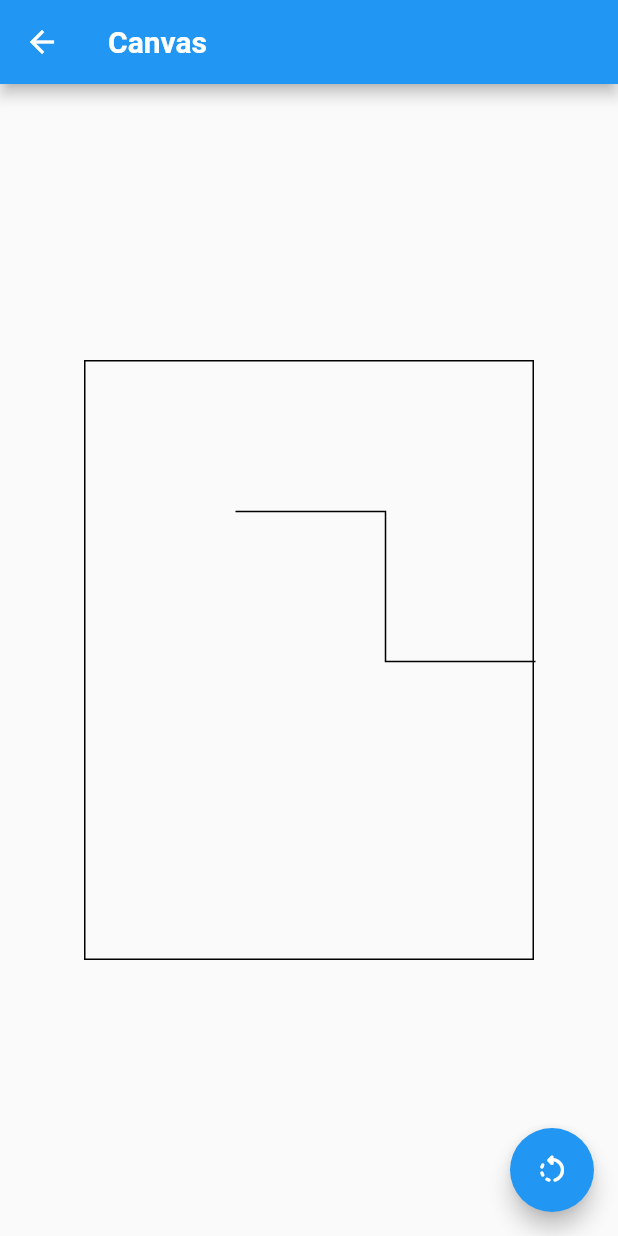
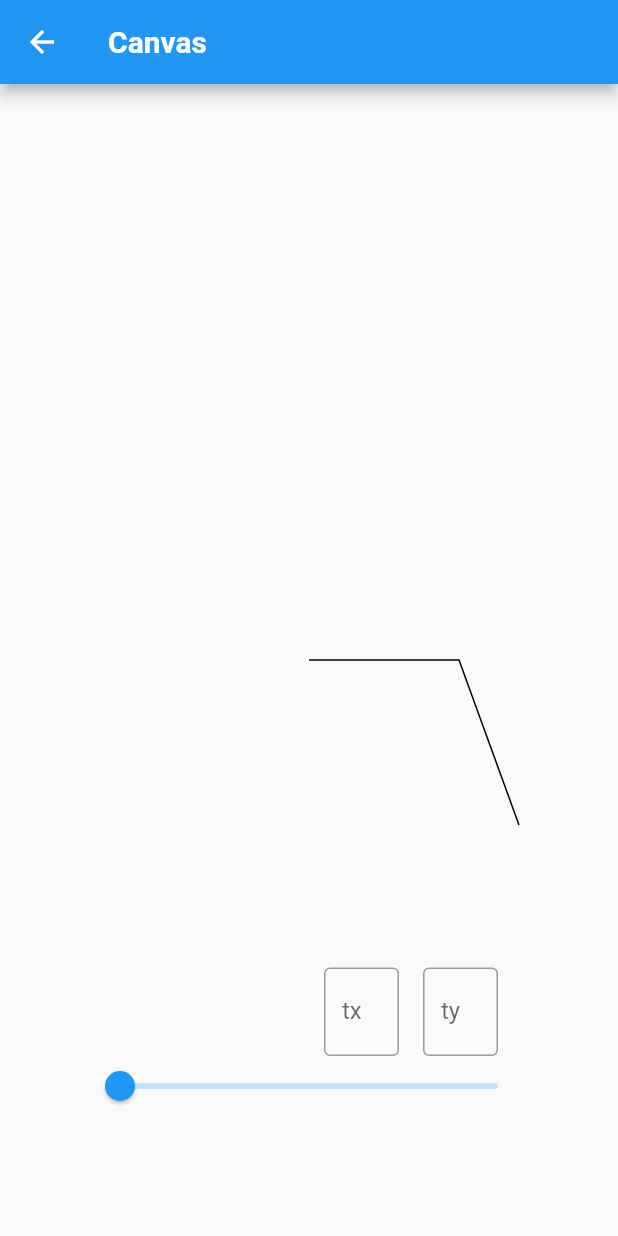
Before and after one commit to kenta-wakasa/flutter_playground, a Flutter app: the CanvasPage screen opened directly, on a phone screen of 412 x 824 dp. Run offline on Flutter 3.47's test engine with Material 2 defaults, Android fonts, the phone set to English and light mode, and no system bars; our stand-ins replace file_picker, flutter_riverpod, freezed_annotation; missing offline and left inert: flutter_inappwebview; generated files the repository leaves out were written again.

Commit message:
アフィン変換の導入

```diff
--- a/lib/ui/canvas/canvas_page.dart
+++ b/lib/ui/canvas/canvas_page.dart
@@ -1,3 +1,5 @@
+import 'dart:math';
+
 import 'package:flutter/material.dart';
 import 'package:flutter_riverpod/flutter_riverpod.dart';
 
@@ -21,23 +23,64 @@ class CanvasPage extends ConsumerWidget {
           style: TextStyle(fontWeight: FontWeight.bold),
         ),
       ),
-      floatingActionButton: FloatingActionButton(
-        onPressed: () {
-          _provider.rotate90ccw();
-        },
-        child: const Icon(Icons.rotate_left_rounded),
-      ),
-      body: Center(
-        child: Container(
-          width: _provider.width,
-          height: _provider.heihgt,
-          decoration: BoxDecoration(
-            border: Border.all(),
+      body: Stack(
+        children: [
+          Center(
+            child: CustomPaint(
+              painter: Painter(offsetList: _provider.destinationOffsetList),
+            ),
           ),
-          child: CustomPaint(
-            painter: Painter(offsetList: _provider.offsetList),
+          Align(
+            alignment: Alignment.bottomCenter,
+            child: SizedBox(
+              height: 200,
+              width: 300,
+              child: Slider(
+                value: _provider.radians,
+                onChanged: (radians) {
+                  _provider.radians = radians;
+                },
+                min: 0,
+                max: 4 * pi,
+              ),
+            ),
           ),
-        ),
+          Positioned(
+            right: 80,
+            bottom: 120,
+            child: Row(
+              children: [
+                SizedBox(
+                  width: 50,
+                  child: TextField(
+                    decoration: const InputDecoration(
+                      labelText: 'tx',
+                      hintText: '0',
+                      border: OutlineInputBorder(),
+                    ),
+                    onChanged: (tx) {
+                      _provider.tx = double.parse(tx);
+                    },
+                  ),
+                ),
+                const SizedBox(width: 16),
+                SizedBox(
+                  width: 50,
+                  child: TextField(
+                    decoration: const InputDecoration(
+                      labelText: 'ty',
+                      hintText: '0',
+                      border: OutlineInputBorder(),
+                    ),
+                    onChanged: (ty) {
+                      _provider.ty = double.parse(ty);
+                    },
+                  ),
+                ),
+              ],
+            ),
+          ),
+        ],
       ),
     );
   }
```
Also changed, not shown: lib/ui/canvas/canvas_controller.dart (+36 -16 lines).
